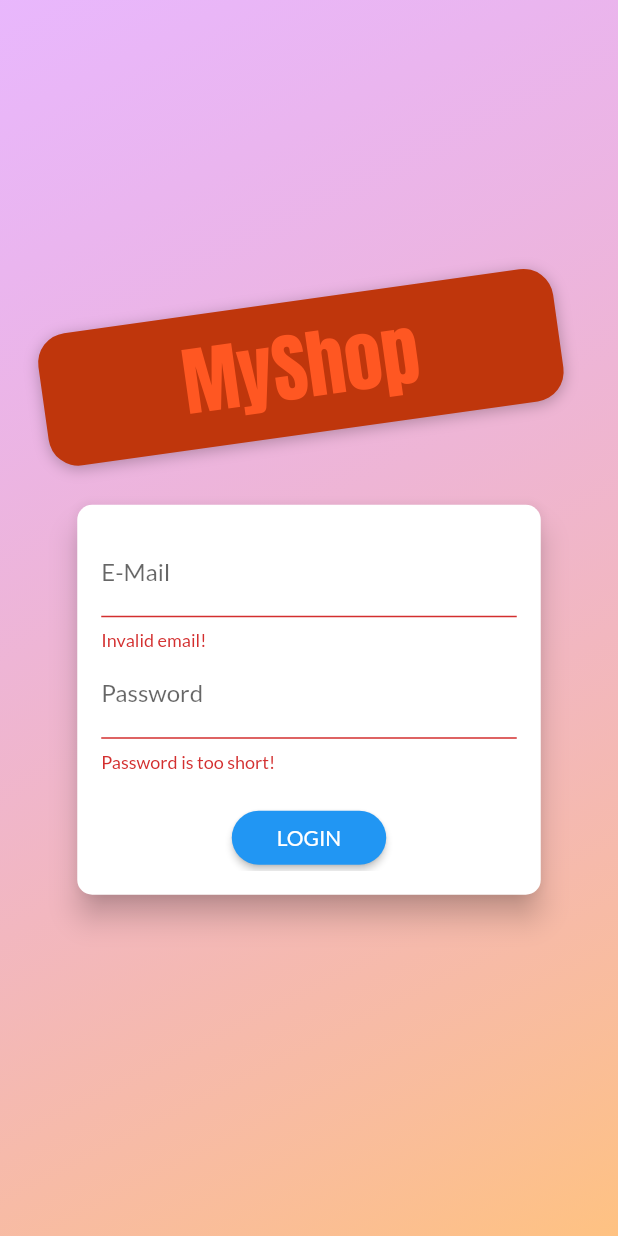
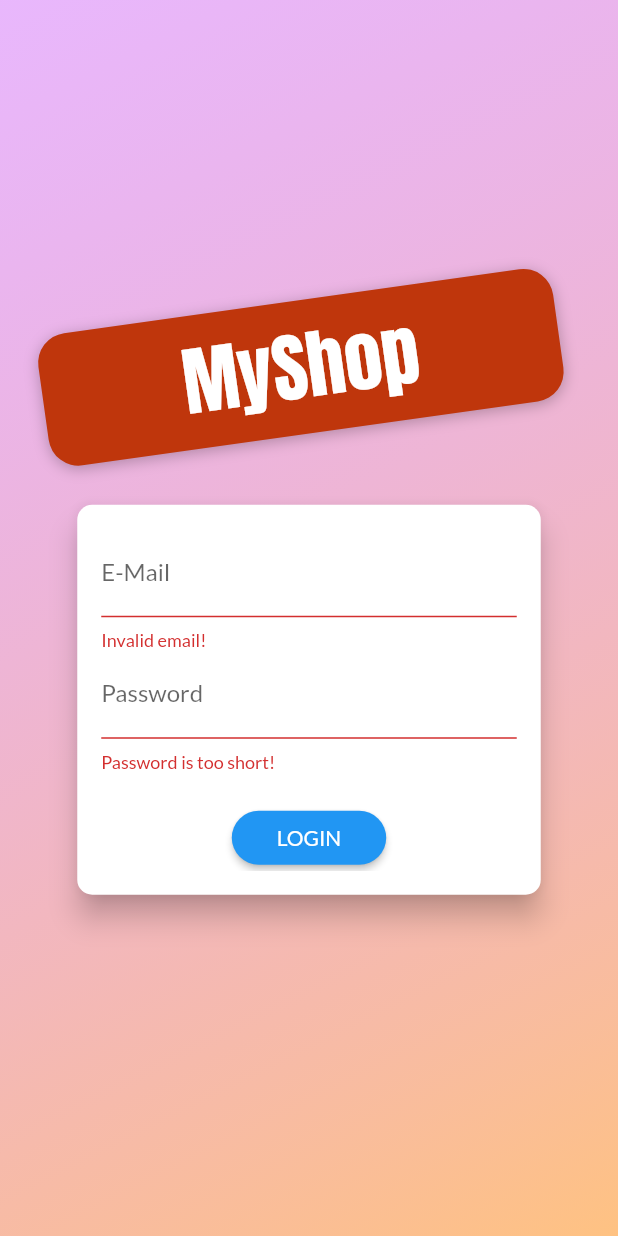
Before and after one commit to hussamElmaghraby/flutter_shop_app, a Flutter app: the screen it shows after launch, after a tap on "LOGIN", on a phone screen of 412 x 824 dp. Run offline on Flutter 3.47's test engine with Material 2 defaults, Android fonts, the phone set to English and light mode, and no system bars; our stand-ins replace shared_preferences; network calls fail.

Commit message:
final commit.

```diff
--- a/lib/main.dart
+++ b/lib/main.dart
@@ -3,6 +3,7 @@ import 'package:flutter_shop_app/providers/Cart.dart';
 import 'package:flutter_shop_app/providers/auth.dart';
 import 'package:flutter_shop_app/providers/orders.dart';
 import 'package:flutter_shop_app/providers/products.dart';
+import 'package:flutter_shop_app/screens/splash_screen.dart';
 import 'package:flutter_shop_app/screens/auth_screen.dart';
 import 'package:flutter_shop_app/screens/cart_screen.dart';
 import 'package:flutter_shop_app/screens/edit_product_screen.dart';
@@ -64,16 +65,23 @@ class MyApp extends StatelessWidget {
                         fontWeight: FontWeight.bold),
                   ),
                 ),
-                home: auth.isAuth ? ProductsOverviewScreen() : AuthScreen(),
+                home: auth.isAuth
+                    ? ProductsOverviewScreen()
+                    : FutureBuilder(
+                        future: auth.tryAutoLogin(),
+                        builder: (_, snapshot) =>
+                            snapshot.connectionState == ConnectionState.waiting
+                                ? SplashScreen()
+                                : AuthScreen()),
                 routes: {
                   ProductDetailScreen.namedRoute: (context) =>
                       ProductDetailScreen(),
-                  CartScreen.routeName: (context) => CartScreen(),
-                  OrdersScreen.namedRoute: (context) => OrdersScreen(),
+                  CartScreen.routeName: (context) => const CartScreen(),
+                  OrdersScreen.namedRoute: (context) => const OrdersScreen(),
                   UserProductScreen.namedRoute: (context) =>
-                      UserProductScreen(),
+                      const UserProductScreen(),
                   EditProductScreen.namedRoute: (context) =>
-                      EditProductScreen(),
+                      const EditProductScreen(),
                 },
               )),
     );
--- a/lib/providers/auth.dart
+++ b/lib/providers/auth.dart
@@ -4,6 +4,7 @@ import 'dart:convert';
 import 'package:flutter/material.dart';
 import 'package:flutter_shop_app/models/http_exception.dart';
 import 'package:http/http.dart' as http;
+import 'package:shared_preferences/shared_preferences.dart';
 
 class Auth with ChangeNotifier {
   String? _token;
@@ -54,6 +55,15 @@ class Auth with ChangeNotifier {
       );
       autologout();
       notifyListeners();
+      final prefs = await SharedPreferences.getInstance();
+      final userData = json.encode(
+        {
+          'token': _token,
+          'userId': _userId,
+          'expiryDate': _expiryDate?.toIso8601String()
+        },
+      );
+      prefs.setString('userData', userData);
     } catch (error) {
       throw error;
     }
@@ -67,7 +77,7 @@ class Auth with ChangeNotifier {
     return _authenticate(email, password, 'signInWithPassword');
   }
 
-  void logout() {
+  void logout() async {
     _userId = null;
     _token = null;
     _expiryDate = null;
@@ -76,6 +86,28 @@ class Auth with ChangeNotifier {
       _authTimer = null;
     }
     notifyListeners();
+    final prefs = await SharedPreferences.getInstance();
+    prefs.clear();
+  }
+
+  Future<bool?> tryAutoLogin() async {
+    final prefs = await SharedPreferences.getInstance();
+    if (!prefs.containsKey('userData')) {
+      return false;
+    }
+    final extractedData =
+        json.decode(prefs.getString('userData')!) as Map<String, dynamic>;
+    final expiryDate = DateTime.parse(extractedData['expiryDate']);
+
+    if (expiryDate.isBefore(DateTime.now())) {
+      return false;
+    }
+    _token = extractedData['token'];
+    _userId = extractedData['userId'];
+    _expiryDate = expiryDate;
+    notifyListeners();
+    autologout();
+    return true;
   }
 
   void autologout() {
--- a/lib/providers/products.dart
+++ b/lib/providers/products.dart
@@ -109,7 +109,7 @@ class Products with ChangeNotifier {
 
   Future<void> updateProduct(String id, Product newProduct) async {
     try {
-      await http.patch(
+      await http.put(
         Uri.parse('$uri/products/$id.json?auth=$authToken'),
         body: json.encode(
           {
--- a/lib/screens/auth_screen.dart
+++ b/lib/screens/auth_screen.dart
@@ -51,7 +51,7 @@ class AuthScreen extends StatelessWidget {
                       decoration: BoxDecoration(
                         borderRadius: BorderRadius.circular(20),
                         color: Colors.deepOrange.shade900,
-                        boxShadow: [
+                        boxShadow: const [
                           BoxShadow(
                             blurRadius: 8,
                             color: Colors.black26,
@@ -59,10 +59,10 @@ class AuthScreen extends StatelessWidget {
                           )
                         ],
                       ),
-                      child: Text(
+                      child: const Text(
                         'MyShop',
                         style: TextStyle(
-                          color: Theme.of(context).colorScheme.secondary,
+                          color: Colors.white,
                           fontSize: 50,
                           fontFamily: 'Anton',
                           fontWeight: FontWeight.normal,
@@ -92,7 +92,8 @@ class AuthCard extends StatefulWidget {
   _AuthCardState createState() => _AuthCardState();
 }
 
-class _AuthCardState extends State<AuthCard> {
+class _AuthCardState extends State<AuthCard>
+    with SingleTickerProviderStateMixin {
   final GlobalKey<FormState> _formKey = GlobalKey();
   AuthMode _authMode = AuthMode.Login;
   Map<String, String> _authData = {
@@ -101,6 +102,37 @@ class _AuthCardState extends State<AuthCard> {
   };
   var _isLoading = false;
   final _passwordController = TextEditingController();
+  // var containerHeight = 260;
+  AnimationController? _controller;
+  Animation<Offset>? _SlideAnimation;
+  Animation<double>? _opacityAnimator;
+
+  @override
+  initState() {
+    // this state object which belong to now.
+    _controller = AnimationController(
+        vsync: this,
+        duration: Duration(
+          milliseconds: 300,
+        ));
+    _SlideAnimation = Tween<Offset>(begin: Offset(0, -1.5), end: Offset(0, 0)
+            // begin: Size(double.infinity, 260),
+            // end: Size(double.infinity, 320),
+            )
+        .animate(
+      CurvedAnimation(parent: _controller!, curve: Curves.fastOutSlowIn),
+    );
+    _opacityAnimator = Tween(begin: 0.0, end: 1.0)
+        .animate(CurvedAnimation(parent: _controller!, curve: Curves.easeIn));
+    _SlideAnimation?.addListener(() => setState(() {}));
+    super.initState();
+  }
+
+  @override
+  void dispose() {
+    _controller?.dispose();
+    super.dispose();
+  }
 
   _showErrorDialog(String errorMessage) {
     showDialog(
@@ -173,11 +205,13 @@ class _AuthCardState extends State<AuthCard> {
     if (_authMode == AuthMode.Login) {
       setState(() {
         _authMode = AuthMode.Signup;
+        _controller?.forward();
       });
     } else {
       setState(() {
         _authMode = AuthMode.Login;
       });
+      _controller?.reverse();
     }
   }
 
@@ -189,19 +223,25 @@ class _AuthCardState extends State<AuthCard> {
           borderRadius: BorderRadius.circular(10.0),
         ),
         elevation: 8.0,
-      child: Container(
+        // to only erebuild the required part for animation.
+        child: AnimatedContainer(
           height: _authMode == AuthMode.Signup ? 320 : 260,
-        constraints:
-            BoxConstraints(minHeight: _authMode == AuthMode.Signup ? 320 : 260),
+          curve: Curves.easeIn,
+          // height: _heightAnimation!.value.height,
+          constraints: BoxConstraints(
+              minHeight: _authMode == AuthMode.Signup ? 320 : 260),
           width: deviceSize.width * 0.75,
-        padding: EdgeInsets.all(16.0),
+          padding: const EdgeInsets.all(16.0),
+          duration: const Duration(
+            milliseconds: 300,
+          ),
           child: Form(
             key: _formKey,
             child: SingleChildScrollView(
               child: Column(
                 children: <Widget>[
                   TextFormField(
-                  decoration: InputDecoration(labelText: 'E-Mail'),
+                    decoration: const InputDecoration(labelText: 'E-Mail'),
                     keyboardType: TextInputType.emailAddress,
                     validator: (value) {
                       if (value!.isEmpty || !value.contains('@')) {
@@ -227,10 +267,21 @@ class _AuthCardState extends State<AuthCard> {
                       _authData['password'] = value!;
                     },
                   ),
-                if (_authMode == AuthMode.Signup)
-                  TextFormField(
+                  // if (_authMode == AuthMode.Signup)
+                  AnimatedContainer(
+                    curve: Curves.easeIn,
+                    constraints: BoxConstraints(
+                        minHeight: _authData == AuthMode.Signup ? 60 : 0,
+                        maxHeight: _authMode == AuthMode.Signup ? 120 : 0),
+                    duration: Duration(milliseconds: 300),
+                    child: FadeTransition(
+                      opacity: _opacityAnimator!,
+                      child: SlideTransition(
+                        position: _SlideAnimation!,
+                        child: TextFormField(
                           enabled: _authMode == AuthMode.Signup,
-                    decoration: InputDecoration(labelText: 'Confirm Password'),
+                          decoration:
+                              InputDecoration(labelText: 'Confirm Password'),
                           obscureText: true,
                           validator: _authMode == AuthMode.Signup
                               ? (value) {
@@ -240,6 +291,9 @@ class _AuthCardState extends State<AuthCard> {
                                 }
                               : null,
                         ),
+                      ),
+                    ),
+                  ),
                   SizedBox(
                     height: 20,
                   ),
@@ -247,8 +301,8 @@ class _AuthCardState extends State<AuthCard> {
                     CircularProgressIndicator()
                   else
                     RaisedButton(
-                    child:
-                        Text(_authMode == AuthMode.Login ? 'LOGIN' : 'SIGN UP'),
+                      child: Text(
+                          _authMode == AuthMode.Login ? 'LOGIN' : 'SIGN UP'),
                       onPressed: _submit,
                       shape: RoundedRectangleBorder(
                         borderRadius: BorderRadius.circular(30),
@@ -256,13 +310,15 @@ class _AuthCardState extends State<AuthCard> {
                       padding:
                           EdgeInsets.symmetric(horizontal: 30.0, vertical: 8.0),
                       color: Theme.of(context).primaryColor,
-                    textColor: Theme.of(context).primaryTextTheme.button!.color,
+                      textColor:
+                          Theme.of(context).primaryTextTheme.button!.color,
                     ),
                   FlatButton(
                     child: Text(
                         '${_authMode == AuthMode.Login ? 'SIGNUP' : 'LOGIN'} INSTEAD'),
                     onPressed: _switchAuthMode,
-                  padding: EdgeInsets.symmetric(horizontal: 30.0, vertical: 4),
+                    padding:
+                        EdgeInsets.symmetric(horizontal: 30.0, vertical: 4),
                     materialTapTargetSize: MaterialTapTargetSize.shrinkWrap,
                     textColor: Theme.of(context).primaryColor,
                   ),
@@ -270,7 +326,6 @@ class _AuthCardState extends State<AuthCard> {
               ),
             ),
           ),
-      ),
-    );
+        ));
   }
 }
--- /dev/null
+++ b/lib/screens/splash_screen.dart
@@ -0,0 +1,12 @@
+import 'package:flutter/material.dart';
+
+class SplashScreen extends StatelessWidget {
+  @override
+  Widget build(BuildContext context) {
+    return Scaffold(
+      body: Center(
+        child: Text('Loading...'),
+      ),
+    );
+  }
+}
--- a/lib/widgets/app_drawer.dart
+++ b/lib/widgets/app_drawer.dart
@@ -47,6 +47,7 @@ class AppDrawer extends StatelessWidget {
             title: const Text('Logout'),
             onTap: () {
               Navigator.of(context).pop();
+              Navigator.of(context).pushReplacementNamed('/');
               Provider.of<Auth>(context, listen: false).logout();
             },
           ),
--- a/pubspec.yaml
+++ b/pubspec.yaml
@@ -37,6 +37,7 @@ dependencies:
   # The following adds the Cupertino Icons font to your application.
   # Use with the CupertinoIcons class for iOS style icons.
   cupertino_icons: ^1.0.2
+  shared_preferences: ^2.0.11
 
 dev_dependencies:
   flutter_test:
@@ -61,8 +62,8 @@ flutter:
   uses-material-design: true
 
   # To add assets to your application, add an assets section, like this:
-  # assets:
-  #   - images/a_dot_burr.jpeg
+  assets:
+    - assets/images/product.png
   #   - images/a_dot_ham.jpeg
 
   # An image asset can refer to one or more resolution-specific "variants", see
```
Also changed, not shown: lib/screens/product_detail_screen.dart (+30 -11 lines), lib/widgets/product_item.dart (+7 -3 lines), assets/images/product.png (added), pubspec.lock, 3 other files. Lines whose indentation alone changed are shown as unchanged.
